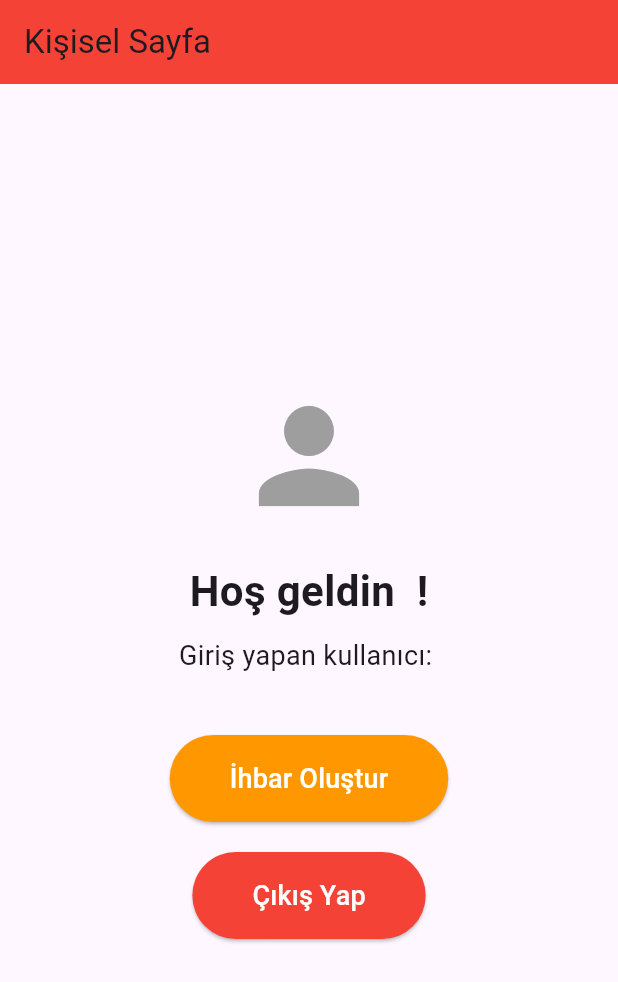
After one commit to asude2/softwareEngineering_project, a Flutter app: the PersonalPage screen opened directly, after a tap on "İhbar Oluştur", on a phone screen of 412 x 824 dp. The commit adds this screen. Shown: the top 982 px of the screen. Run offline on Flutter 3.47's test engine with Material 3 defaults, Android fonts, the phone set to English and light mode, and no system bars; our stand-ins replace cloud_firestore, firebase_auth, firebase_core, flutter_map, latlong2; accounts and stored records are empty.

Commit message:
kayıt olan kullanıcının ad, soyad, numara ve tc kimlik no bilgilerini firestore a ekledim

```diff
--- a/lib/login.dart
+++ b/lib/login.dart
@@ -1,7 +1,6 @@
 import 'package:flutter/material.dart';
-import 'package:firebase_auth/firebase_auth.dart'; // FirebaseAuth'ı import edin
-// Giriş başarılı olduktan sonra yönlendirilecek sayfanızı import edin, örneğin HaritaSayfasi
-import 'map.dart'; // Veya hangi sayfaya gitmesini istiyorsanız
+import 'package:firebase_auth/firebase_auth.dart';
+import 'personalPage.dart';
 
 class GirisSayfasi extends StatefulWidget {
   const GirisSayfasi({super.key});
@@ -43,7 +42,7 @@ class _GirisSayfasiState extends State<GirisSayfasi> {
       // Giriş başarılı, kullanıcıyı ana uygulama ekranına yönlendir
       Navigator.pushReplacement( // Geri tuşuyla giriş sayfasına dönmemesi için
         context,
-        MaterialPageRoute(builder: (context) => HaritaSayfasi()), // Ya da istediğiniz bir ana sayfa
+        MaterialPageRoute(builder: (context) => PersonalPage()), // Ya da istediğiniz bir ana sayfa
       );
 
     } on FirebaseAuthException catch (e) {
--- /dev/null
+++ b/lib/personalPage.dart
@@ -0,0 +1,106 @@
+import 'package:flutter/material.dart';
+import 'package:firebase_auth/firebase_auth.dart';
+import 'package:cloud_firestore/cloud_firestore.dart';
+
+class PersonalPage extends StatefulWidget {
+  const PersonalPage({super.key});
+
+  @override
+  _PersonalPageState createState() => _PersonalPageState();
+}
+
+class _PersonalPageState extends State<PersonalPage> {
+  final User? user = FirebaseAuth.instance.currentUser;
+
+  String adSoyad = "";
+  bool loading = true;
+
+  @override
+  void initState() {
+    super.initState();
+    fetchUserData();
+  }
+
+  Future<void> fetchUserData() async {
+    if (user == null) return;
+
+    try {
+      final doc = await FirebaseFirestore.instance.collection('users').doc(user!.uid).get();
+      if (doc.exists) {
+        final data = doc.data();
+        String ad = data?['ad'] ?? "";
+        String soyad = data?['soyad'] ?? "";
+        setState(() {
+          adSoyad = "$ad $soyad";
+          loading = false;
+        });
+      } else {
+        setState(() {
+          adSoyad = "Kullanıcı bilgisi bulunamadı";
+          loading = false;
+        });
+      }
+    } catch (e) {
+      setState(() {
+        adSoyad = "Bilgi alınamadı";
+        loading = false;
+      });
+    }
+  }
+
+  @override
+  Widget build(BuildContext context) {
+    String email = user?.email ?? "Bilinmeyen";
+
+    return Scaffold(
+      appBar: AppBar(
+        title: Text("Kişisel Sayfa"),
+        backgroundColor: Colors.red,
+      ),
+      body: Center(
+        child: loading
+            ? CircularProgressIndicator()
+            : Column(
+          mainAxisAlignment: MainAxisAlignment.center,
+          children: [
+            Icon(Icons.person, size: 100, color: Colors.grey),
+            SizedBox(height: 20),
+            Text(
+              "Hoş geldin $adSoyad!",
+              style: TextStyle(fontSize: 28, fontWeight: FontWeight.bold),
+            ),
+            SizedBox(height: 10),
+            Text(
+              "Giriş yapan kullanıcı: $email",
+              style: TextStyle(fontSize: 18),
+            ),
+            SizedBox(height: 40),
+            ElevatedButton(
+              onPressed: () {
+                print("İhbar oluştur butonuna tıklandı!");
+                // Yeni sayfaya geçiş buraya
+              },
+              style: ElevatedButton.styleFrom(
+                backgroundColor: Colors.orange,
+                padding: EdgeInsets.symmetric(horizontal: 40, vertical: 16),
+              ),
+              child: Text("İhbar Oluştur", style: TextStyle(fontSize: 18, color: Colors.white)),
+            ),
+            SizedBox(height: 20),
+            ElevatedButton(
+              onPressed: () async {
+                await FirebaseAuth.instance.signOut();
+                Navigator.pop(context);
+              },
+              style: ElevatedButton.styleFrom(
+                backgroundColor: Colors.red,
+                padding: EdgeInsets.symmetric(horizontal: 40, vertical: 16),
+              ),
+              child: Text("Çıkış Yap", style: TextStyle(fontSize: 18, color: Colors.white)),
+            ),
+          ],
+        ),
+      ),
+    );
+  }
+}
--- a/lib/signup.dart
+++ b/lib/signup.dart
@@ -1,5 +1,6 @@
 import 'package:flutter/material.dart';
-import 'package:firebase_auth/firebase_auth.dart'; // FirebaseAuth'ı import edin
+import 'package:firebase_auth/firebase_auth.dart';
+import 'package:cloud_firestore/cloud_firestore.dart';
 
 class KayitSayfasi extends StatefulWidget {
   const KayitSayfasi({super.key});
@@ -38,7 +39,6 @@ class _KayitSayfasiState extends State<KayitSayfasi> {
     return RegExp(r'^\d{11}$').hasMatch(numara);
   }
 
-  // FirebaseAuth örneğini alalım
   final FirebaseAuth _auth = FirebaseAuth.instance;
 
   Future<void> firebaseKayitOl() async {
@@ -50,14 +50,15 @@ class _KayitSayfasiState extends State<KayitSayfasi> {
         email: gmailController.text.trim(),
         password: sifreController.text.trim(),
       );
+      await FirebaseFirestore.instance.collection('users').doc(userCredential.user?.uid).set({
+        'ad': adController.text.trim(),
+        'soyad': soyadController.text.trim(),
+        'numara': numaraController.text.trim(),
+        'tcKimlik': tcController.text.trim(),
+        'email': gmailController.text.trim(),
+        'kayitTarihi': DateTime.now(), // Kayıt tarihini de ekleyelim
+      });
 
-      // Kullanıcı başarıyla oluşturuldu.
-      // İsterseniz burada kullanıcı bilgilerini Firestore'a kaydedebilirsiniz.
-      print("Kullanıcı oluşturuldu: ${userCredential.user?.uid}");
-      print("Ad: ${adController.text}");
-      print("Soyad: ${soyadController.text}");
-      print("Numara: ${numaraController.text}");
-      print("TC Kimlik: ${tcController.text}");
 
       // Kayıt başarılı olduktan sonra kullanıcıyı başka bir sayfaya yönlendirebilirsiniz
       // Örneğin ana sayfaya veya giriş yapılmış bir profil sayfasına
--- a/pubspec.yaml
+++ b/pubspec.yaml
@@ -34,7 +34,7 @@ dependencies:
   latlong2: ^0.9.0
   firebase_core: ^3.3.0
   firebase_auth: ^5.2.0
-
+  cloud_firestore: ^5.6.7
 
   # The following adds the Cupertino Icons font to your application.
   # Use with the CupertinoIcons class for iOS style icons.
```
Also changed, not shown: pubspec.lock, 5 other files.
